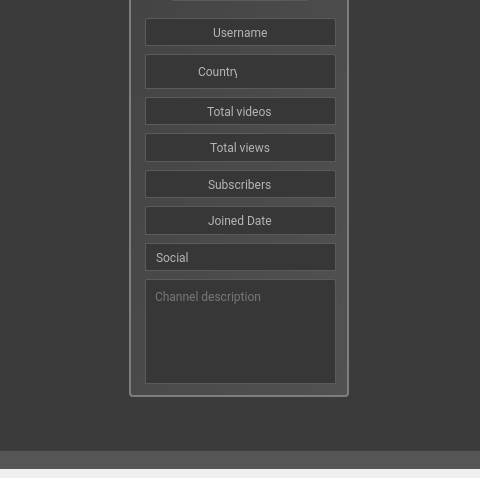
This is ui/third_gui_style_up.ui in T4M1Z/GUI-PyQT5-Youtub3r_Scrap3r as Qt 5 draws it before an edit; both pictures show x 533 to 1013 and y 342 to 820 of the 1200 by 820 pixel window. The edited form follows.
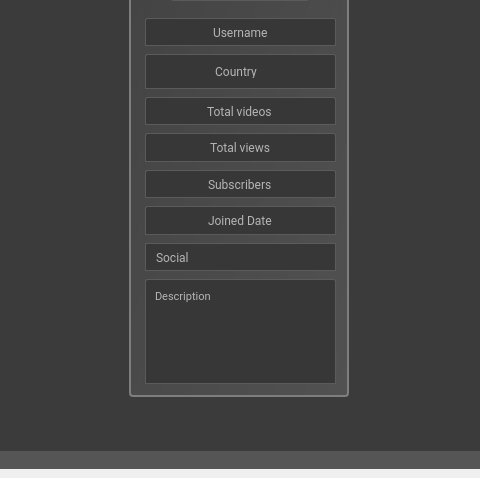
This is the edited form. Icons and pictures are not drawn.

What changed in the file:
```diff
--- a/ui/third_gui_style_up.ui
+++ b/ui/third_gui_style_up.ui
@@ -40,7 +40,7 @@
    <string notr="true">QScrollBar:horizontal {
 	border: none;
     background: rgb(45, 45, 68);
-	border-radius: 0px;
+border-radius: 3px;
  }
 
 /*  HANDLE BAR horiz:horizontal */
@@ -69,7 +69,7 @@
 /* BTN BOTTOM - SCROLLBAR */
 QScrollBar::add-line:horizontal {
 	border: none;
-		background-color: rgb(60, 60, 60);
+	background: none;
 border-radius: 3px;
 width:0px;
 }
@@ -85,17 +85,14 @@
 
 QScrollBar:vertical {
 	border: none;
-    background: rgb(45, 45, 68);
-	border-radius: 0px;
+	background: rgb(77, 77, 77);
+
  }
 
 /*  HANDLE BAR horiz:vertical */
 QScrollBar::handle:vertical {	
-	background-color: rgb(49, 49, 49);
-	border-radius: 7px;
-
-border-radius: 4px;
-
+	background: rgb(49, 49, 49);
+	border-radius: 6px;
 }
 QScrollBar::handle:vertical:hover{	
 	background-color: rgb(54, 54, 54);
@@ -107,7 +104,7 @@
 /* BTN TOP - SCROLLBAR */
 QScrollBar::sub-line:vertical {
 	border: none;
-	background-color: rgb(60, 60, 60);
+	background: none;
 border-radius: 3px;
 width:0px;
 }
@@ -117,7 +114,7 @@
 /* BTN BOTTOM - SCROLLBAR */
 QScrollBar::add-line:vertical {
 	border: none;
-		background-color: rgb(60, 60, 60);
+	background: none;
 border-radius: 3px;
 width:0px;
 }
@@ -2694,7 +2691,7 @@
                              <property name="frameShadow">
                               <enum>QFrame::Raised</enum>
                              </property>
-                             <layout class="QHBoxLayout" name="horizontalLayout_28" stretch="0,0">
+                             <layout class="QHBoxLayout" name="horizontalLayout_28" stretch="0">
                               <property name="spacing">
                                <number>0</number>
                               </property>
@@ -2720,7 +2717,7 @@
                                 </property>
                                 <property name="maximumSize">
                                  <size>
-                                  <width>52</width>
+                                  <width>16777215</width>
                                   <height>24</height>
                                  </size>
                                 </property>
@@ -2742,29 +2739,8 @@
                                 <property name="text">
                                  <string>Country</string>
                                 </property>
-                               </widget>
-                              </item>
-                              <item>
-                               <widget class="QLabel" name="flag_label">
-                                <property name="minimumSize">
-                                 <size>
-                                  <width>0</width>
-                                  <height>0</height>
-                                 </size>
-                                </property>
-                                <property name="maximumSize">
-                                 <size>
-                                  <width>27</width>
-                                  <height>27</height>
-                                 </size>
-                                </property>
-                                <property name="styleSheet">
-                                 <string notr="true">image: url(:/flags/icons/flags/none.svg);
-border:none;
-background-color: qlineargradient(spread:pad, x1:0, y1:0.0116818, x2:1, y2:1, stop:1 rgba(0, 0, 0, 0));</string>
-                                </property>
-                                <property name="text">
-                                 <string/>
+                                <property name="alignment">
+                                 <set>Qt::AlignCenter</set>
                                 </property>
                                </widget>
                               </item>
@@ -3114,6 +3090,13 @@
                              <property name="readOnly">
                               <bool>true</bool>
                              </property>
+                             <property name="html">
+                              <string>&lt;!DOCTYPE HTML PUBLIC &quot;-//W3C//DTD HTML 4.0//EN&quot; &quot;http://www.w3.org/TR/REC-html40/strict.dtd&quot;&gt;
+&lt;html&gt;&lt;head&gt;&lt;meta name=&quot;qrichtext&quot; content=&quot;1&quot; /&gt;&lt;style type=&quot;text/css&quot;&gt;
+p, li { white-space: pre-wrap; }
+&lt;/style&gt;&lt;/head&gt;&lt;body style=&quot; font-family:'Roboto'; font-size:8.25pt; font-weight:400; font-style:normal;&quot;&gt;
+&lt;p style=&quot; margin-top:0px; margin-bottom:0px; margin-left:0px; margin-right:0px; -qt-block-indent:0; text-indent:0px;&quot;&gt;Description&lt;/p&gt;&lt;/body&gt;&lt;/html&gt;</string>
+                             </property>
                              <property name="acceptRichText">
                               <bool>true</bool>
                              </property>
```
